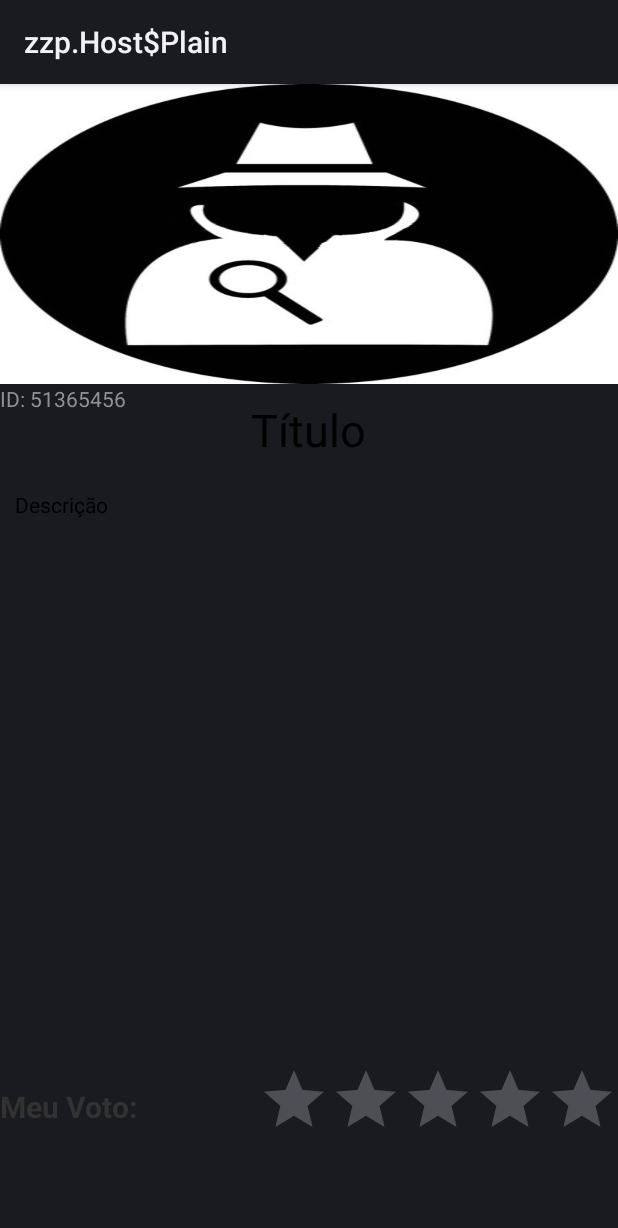
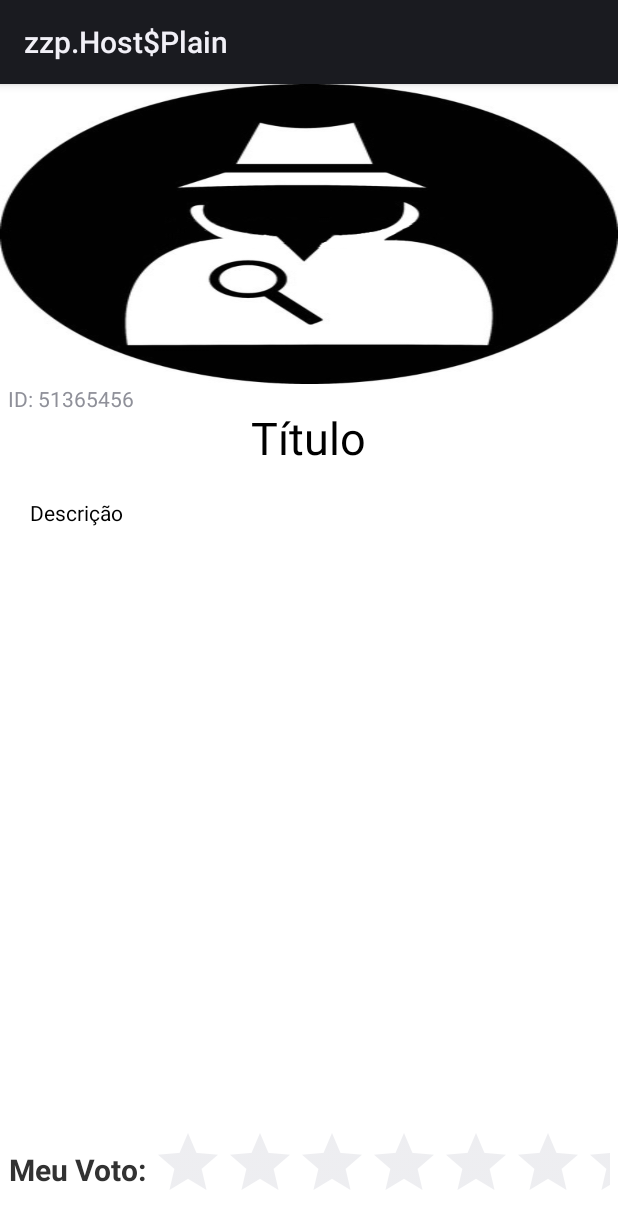
Before and after one commit to fabioslash/Notification, an Android app: the layout activity_denuncia.xml on its own in the app's theme, with its tools: preview values and no code run, on a phone screen of 412 x 824 dp. Shown: the top 1228 px of the screen. Run offline under Robolectric (Android 15) with nearby library versions, the phone set to English and light mode, and no system bars.

Commit message:
Atualização de Layout e dos serviços de REST

```diff
--- a/Mobile/InspetorPublico/app/src/main/java/inspetor/pin/com/br/inspetorpublico/adapter/RecyclerViewAdapter.java
+++ b/Mobile/InspetorPublico/app/src/main/java/inspetor/pin/com/br/inspetorpublico/adapter/RecyclerViewAdapter.java
@@ -47,7 +47,7 @@ public class RecyclerViewAdapter extends RecyclerViewAdapterBase<Denuncia, ItemC
 
 
     @Override
-    public void onBindViewHolder(ViewHolderItemCardView<ItemCardView> holder, int position) {
+    public void onBindViewHolder(ViewHolderItemCardView<ItemCardView> holder, final int position) {
         ItemCardView itemCardView = holder.getItem();
         Bitmap logoDenuncia = BitmapFactory.decodeResource(context.getResources(), R.drawable.ic_icon);
         itemCardView.bind(listaDenuncia.get(position).getId(), listaDenuncia.get(position).getDescricao(), listaDenuncia.get(position).getObjetivo(), logoDenuncia);
@@ -57,7 +57,7 @@ public class RecyclerViewAdapter extends RecyclerViewAdapterBase<Denuncia, ItemC
             holder.itemView.setOnClickListener(new View.OnClickListener() {
                 @Override
                 public void onClick(View v) {
-                    itemClickRecyclerView.clickItemRecyclerView(new Denuncia());
+                    itemClickRecyclerView.clickItemRecyclerView(listaDenuncia.get(position));
                 }
             });
         }
--- a/Mobile/InspetorPublico/app/src/main/java/inspetor/pin/com/br/inspetorpublico/model/Denuncia.java
+++ b/Mobile/InspetorPublico/app/src/main/java/inspetor/pin/com/br/inspetorpublico/model/Denuncia.java
@@ -5,12 +5,14 @@ import android.graphics.Bitmap;
 import com.j256.ormlite.field.DatabaseField;
 import com.j256.ormlite.table.DatabaseTable;
 
+import java.io.Serializable;
+
 /**
  * Created by clail on 12/10/2015.
  */
 
 @DatabaseTable
-public class Denuncia {
+public class Denuncia implements Serializable {
 
     @DatabaseField(id = true)
     private String id;
--- a/Mobile/InspetorPublico/app/src/main/java/inspetor/pin/com/br/inspetorpublico/rest/DenunciaService.java
+++ b/Mobile/InspetorPublico/app/src/main/java/inspetor/pin/com/br/inspetorpublico/rest/DenunciaService.java
@@ -4,6 +4,7 @@ import org.androidannotations.annotations.rest.Accept;
 import org.androidannotations.annotations.rest.Get;
 import org.androidannotations.annotations.rest.Rest;
 import org.androidannotations.api.rest.MediaType;
+import org.androidannotations.api.rest.RestClientErrorHandling;
 import org.springframework.http.converter.StringHttpMessageConverter;
 import org.springframework.http.converter.json.MappingJackson2HttpMessageConverter;
 import org.springframework.http.converter.json.GsonHttpMessageConverter;
@@ -19,7 +20,7 @@ import inspetor.pin.com.br.inspetorpublico.rest.utils.RequestPath;
  */
 
 @Rest(rootUrl = RequestPath.ROOT_URL, converters = {GsonHttpMessageConverter.class}, interceptors = {RequestInterceptor.class})
-public interface DenunciaService {
+public interface DenunciaService extends RestClientErrorHandling {
 
     @Get(RequestPath.GET_OBRA)
     @Accept(MediaType.APPLICATION_JSON)
--- a/Mobile/InspetorPublico/app/src/main/res/layout/activity_denuncia.xml
+++ b/Mobile/InspetorPublico/app/src/main/res/layout/activity_denuncia.xml
@@ -2,10 +2,10 @@
 <RelativeLayout
     xmlns:android="http://schemas.android.com/apk/res/android"
     xmlns:tools="http://schemas.android.com/tools"
-    xmlns:app="http://schemas.android.com/apk/res-auto"
     android:layout_width="match_parent"
     android:layout_height="match_parent"
-    tools:context="inspetor.pin.com.br.inspetorpublico.DenunciaActivity">
+    tools:context="inspetor.pin.com.br.inspetorpublico.DenunciaActivity"
+    android:background="@android:color/white">
 
     <ImageView
         android:id="@+id/imageView_foto_denuncia"
@@ -22,7 +22,7 @@
         style="@style/StyleTextView"
         android:text="Título"
         android:textSize="30sp"
-        android:layout_margin="10dp"
+        android:layout_marginTop="15dp"
         android:layout_centerHorizontal="true"
         />
 
@@ -30,6 +30,7 @@
         android:id="@+id/textView_fixo_id_denuncia"
         android:layout_width="wrap_content"
         android:layout_height="wrap_content"
+        android:paddingLeft="5dp"
         android:text="ID: "
         android:layout_below="@+id/imageView_foto_denuncia"/>
 
@@ -42,36 +43,40 @@
         android:layout_toRightOf="@+id/textView_fixo_id_denuncia"/>
 
     <TextView
+        android:id="@+id/textView_descricao_denuncia"
         android:layout_width="wrap_content"
         android:layout_height="wrap_content"
         android:layout_below="@+id/textView_titulo_denuncia"
         android:text="Descrição"
         style="@style/StyleTextView"
-        android:layout_margin="10dp"
-        android:id="@+id/textView" />
+        android:layout_margin="20dp" />
+
+    <LinearLayout
+        android:layout_width="match_parent"
+        android:layout_height="wrap_content"
+        android:orientation="horizontal"
+        android:layout_marginBottom="15dp"
+        android:layout_marginLeft="5dp"
+        android:layout_marginRight="5dp"
+        android:layout_alignParentBottom="true"
+        >
 
     <TextView
         android:id="@+id/textView_fixo_meuvoto"
         android:layout_width="wrap_content"
-        android:layout_height="wrap_content"
-        android:layout_marginBottom="57dp"
+        android:layout_height="match_parent"
         android:textColor="@android:color/secondary_text_light"
         android:text="Meu Voto: "
         android:textSize="20sp"
         android:textStyle="bold"
-        android:layout_alignTop="@+id/ratingBar_denuncia"
-        android:layout_alignBottom="@+id/ratingBar_denuncia"
-        android:gravity="center_vertical"
-        android:layout_alignParentBottom="true"/>
+        android:gravity="center"/>
 
     <RatingBar
-        android:layout_width="wrap_content"
+        android:layout_width="match_parent"
         android:layout_height="wrap_content"
         android:id="@+id/ratingBar_denuncia"
-        android:layout_marginBottom="57dp"
-        android:layout_alignParentBottom="true"
-        android:layout_alignParentRight="true"
-        android:layout_alignParentEnd="true"
-        android:layout_alignRight="@+id/textView_fixo_meuvoto"/>
+        android:numStars="5"/>
+
+    </LinearLayout>
 
 </RelativeLayout>
```
Also changed, not shown: Mobile/InspetorPublico/app/src/main/java/inspetor/pin/com/br/inspetorpublico/DenunciaActivity.java (+14 -3 lines), Mobile/InspetorPublico/app/src/main/java/inspetor/pin/com/br/inspetorpublico/MainActivity.java (+10 -2 lines), Mobile/InspetorPublico/app/src/main/java/inspetor/pin/com/br/inspetorpublico/controllers/DenunciaController.java (+16 -0 lines), Mobile/InspetorPublico/app/src/main/java/inspetor/pin/com/br/inspetorpublico/rest/utils/RequestErrorHandler.java (added, +36 -0 lines).
